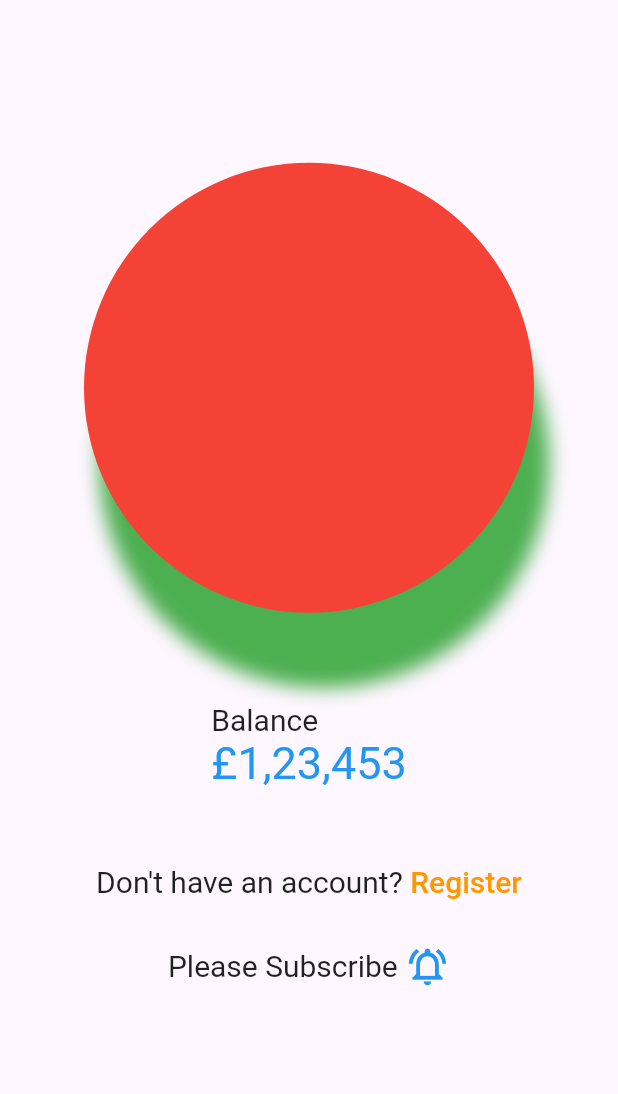
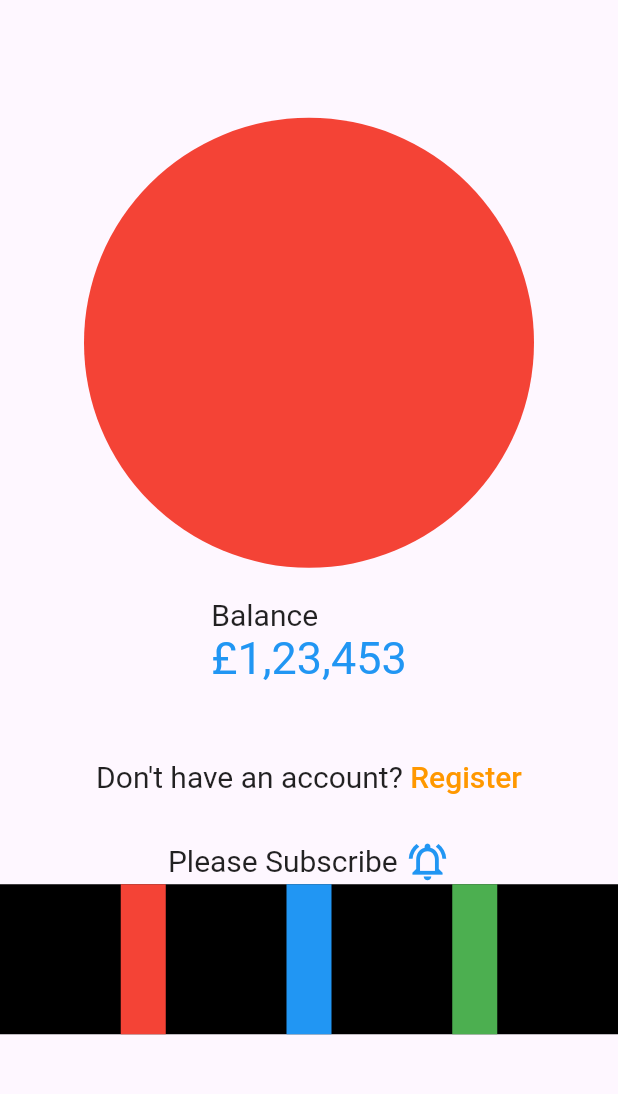
Before and after one commit to adetoyese607/flutter_widget, a Flutter app: the screen it shows after launch, on a phone screen of 412 x 824 dp, the part 84-1178 px from its top. Run offline on Flutter 3.47's test engine with Material 3 defaults, Android fonts, the phone set to English and light mode, and no system bars.

```diff
--- a/lib/main.dart
+++ b/lib/main.dart
@@ -96,7 +96,7 @@ class _MyHomePageState extends State<MyHomePage> {
               Container(
                 width: 300,
                 height: 300,
-                margin:const EdgeInsets.only(bottom: 50),
+                margin:const EdgeInsets.only(bottom: 10),
                 // decoration: BoxDecoration(
                 //   color: Colors.red,
                 //   image:const DecorationImage(image: AssetImage('images/ade.jpg'),
@@ -116,13 +116,7 @@ class _MyHomePageState extends State<MyHomePage> {
                   //   Colors.black,
                   //   Colors.green,
                   // ])
-                  boxShadow: [
-                    BoxShadow(
-                      color: Colors.green,
-                      blurRadius: 10,
-                      offset: Offset(10, 50),
-                    )
-                  ]
+
                 ),
               ),
               Padding(
@@ -184,7 +178,35 @@ class _MyHomePageState extends State<MyHomePage> {
                             alignment: PlaceholderAlignment.middle)
                       ]),
                 ),
-              )
+              ),
+              Container(
+                height: 100,
+                color: Colors.black,
+
+                child: Row(
+                  mainAxisAlignment: MainAxisAlignment.spaceEvenly,
+                  crossAxisAlignment: CrossAxisAlignment.stretch,
+                  children: <Widget>[
+                    Container(
+                      height: 50,
+                      width: 30,
+                      decoration: const BoxDecoration(
+                        color: Colors.red
+                      ),
+                    ),
+                      Container(
+                      height: 50,
+                      width: 30,
+                      decoration: const BoxDecoration(color: Colors.blue),
+                    ),
+                      Container(
+                      height: 50,
+                      width: 30,
+                      decoration: const BoxDecoration(color: Colors.green),
+                    )
+                  ],
+                ),
+              ),
             ]),
       ),
     );
```
